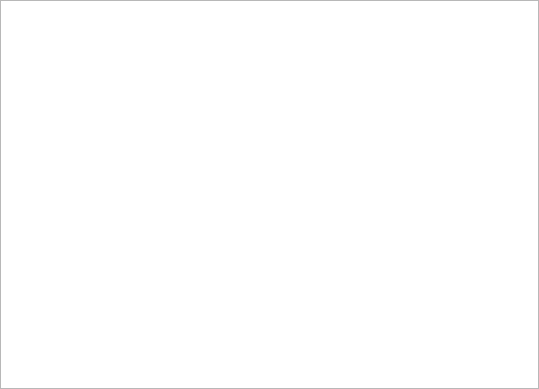
The window that Code/Gui/MITK/Modules/niftkIGIGui/DataSources/QmitkIGITrackerSourceGui.ui (NifTK/NifTK) describes before a commit, drawn with Qt 5.
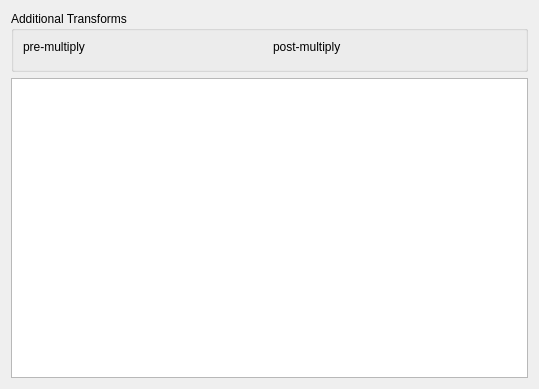
The same window after the commit. Custom widgets are drawn as their Qt base class.

Commit message: Bug #3369: Insert new matrix into QmitkIGITrackerSourceGui

The edit to the form file:
```diff
--- a/Code/Gui/MITK/Modules/niftkIGIGui/DataSources/QmitkIGITrackerSourceGui.ui
+++ b/Code/Gui/MITK/Modules/niftkIGIGui/DataSources/QmitkIGITrackerSourceGui.ui
@@ -13,15 +13,63 @@
   <property name="windowTitle">
    <string>Form</string>
   </property>
-  <layout class="QHBoxLayout" name="horizontalLayout">
-   <property name="margin">
-    <number>0</number>
-   </property>
+  <layout class="QVBoxLayout" name="verticalLayout_3">
+   <item>
+    <widget class="ctkCollapsibleGroupBox" name="m_GroupBox">
+     <property name="title">
+      <string>Additional Transforms</string>
+     </property>
+     <layout class="QHBoxLayout" name="horizontalLayout">
+      <item>
+       <layout class="QVBoxLayout" name="verticalLayout">
+        <item>
+         <widget class="QLabel" name="label">
+          <property name="text">
+           <string>pre-multiply</string>
+          </property>
+         </widget>
+        </item>
+        <item>
+         <widget class="QmitkMatrixWidget" name="m_PreTransformWidget" native="true"/>
+        </item>
+       </layout>
+      </item>
+      <item>
+       <layout class="QVBoxLayout" name="verticalLayout_2">
+        <item>
+         <widget class="QLabel" name="label_2">
+          <property name="text">
+           <string>post-multiply</string>
+          </property>
+         </widget>
+        </item>
+        <item>
+         <widget class="QmitkMatrixWidget" name="m_PostTransformWidget" native="true"/>
+        </item>
+       </layout>
+      </item>
+     </layout>
+    </widget>
+   </item>
    <item>
     <widget class="QPlainTextEdit" name="m_ConsoleDisplay"/>
    </item>
   </layout>
  </widget>
+ <customwidgets>
+  <customwidget>
+   <class>ctkCollapsibleGroupBox</class>
+   <extends>QGroupBox</extends>
+   <header>ctkCollapsibleGroupBox.h</header>
+   <container>1</container>
+  </customwidget>
+  <customwidget>
+   <class>QmitkMatrixWidget</class>
+   <extends>QWidget</extends>
+   <header>qmitkmatrixwidget.h</header>
+   <container>1</container>
+  </customwidget>
+ </customwidgets>
  <resources/>
  <connections/>
 </ui>
```
The commit also changes 1 other file.
